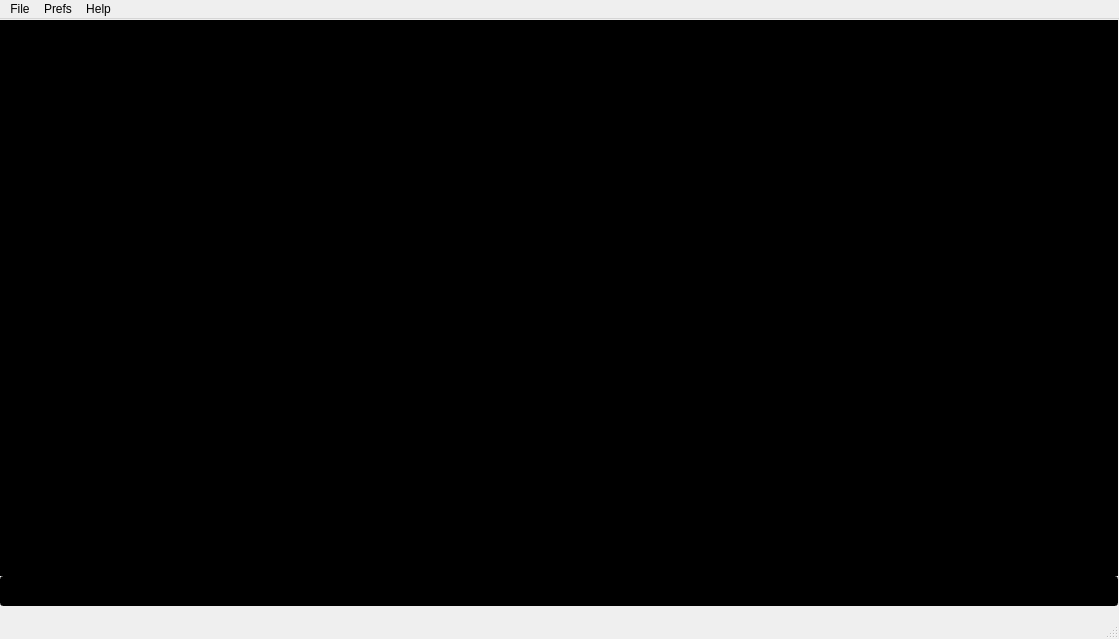
The window that mainwindow.ui (onyxdragun/sClient) describes before a commit, drawn with Qt 5.
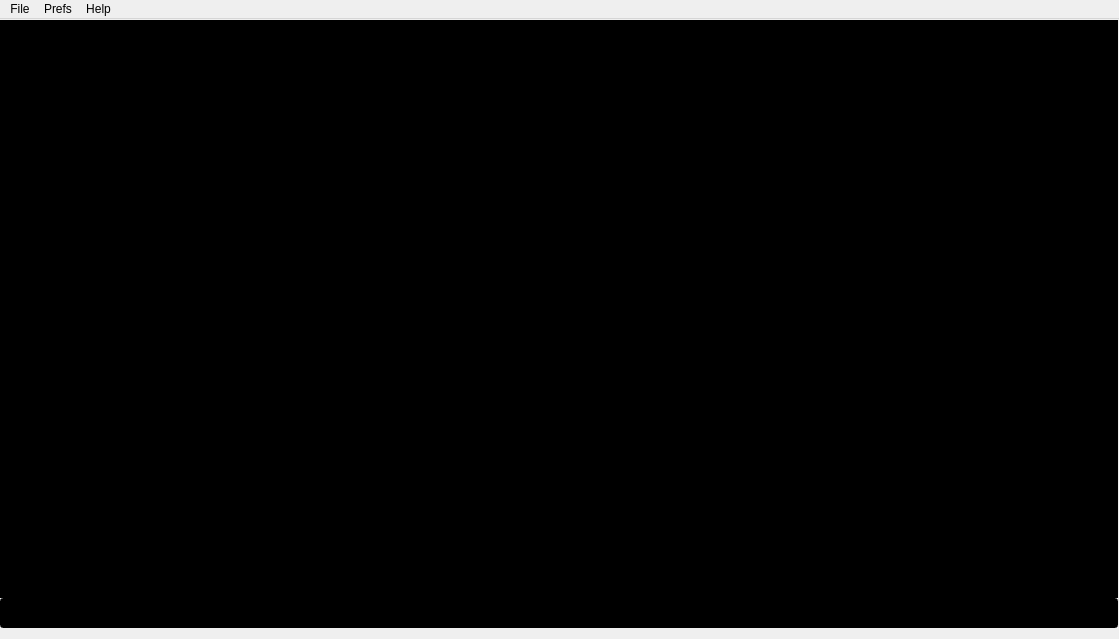
The same window after the commit.

Diff of the .ui file:
```diff
--- a/mainwindow.ui
+++ b/mainwindow.ui
@@ -108,7 +108,6 @@
    <addaction name="menuFont"/>
    <addaction name="menuHelp"/>
   </widget>
-  <widget class="QStatusBar" name="statusBar"/>
   <action name="actionConnect">
    <property name="text">
     <string>Connect</string>
```
